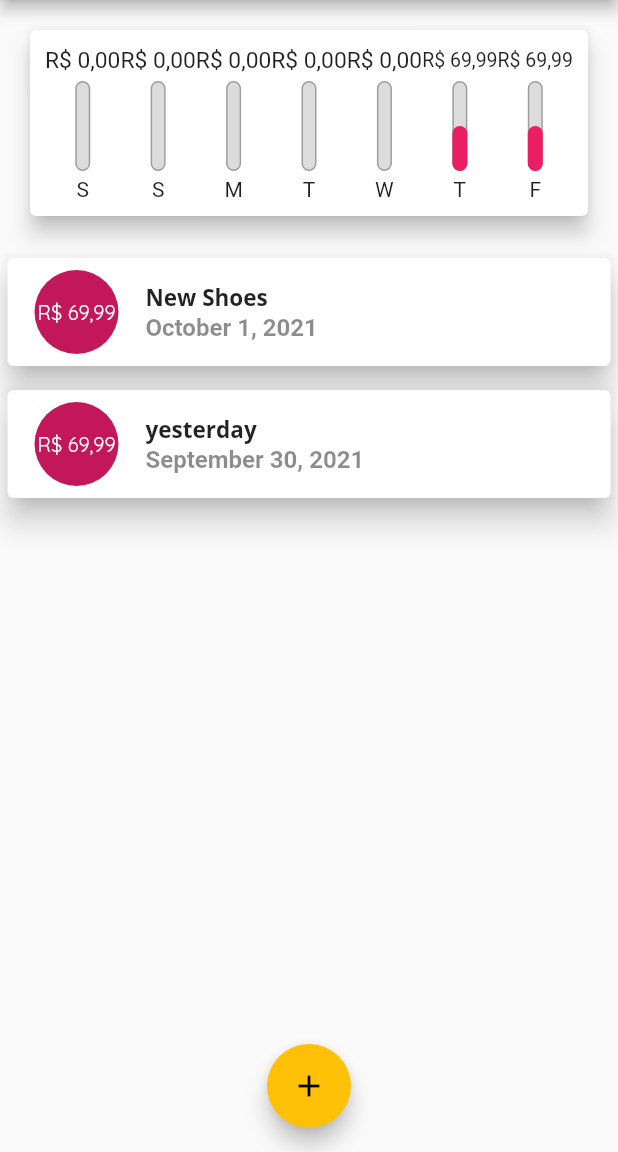
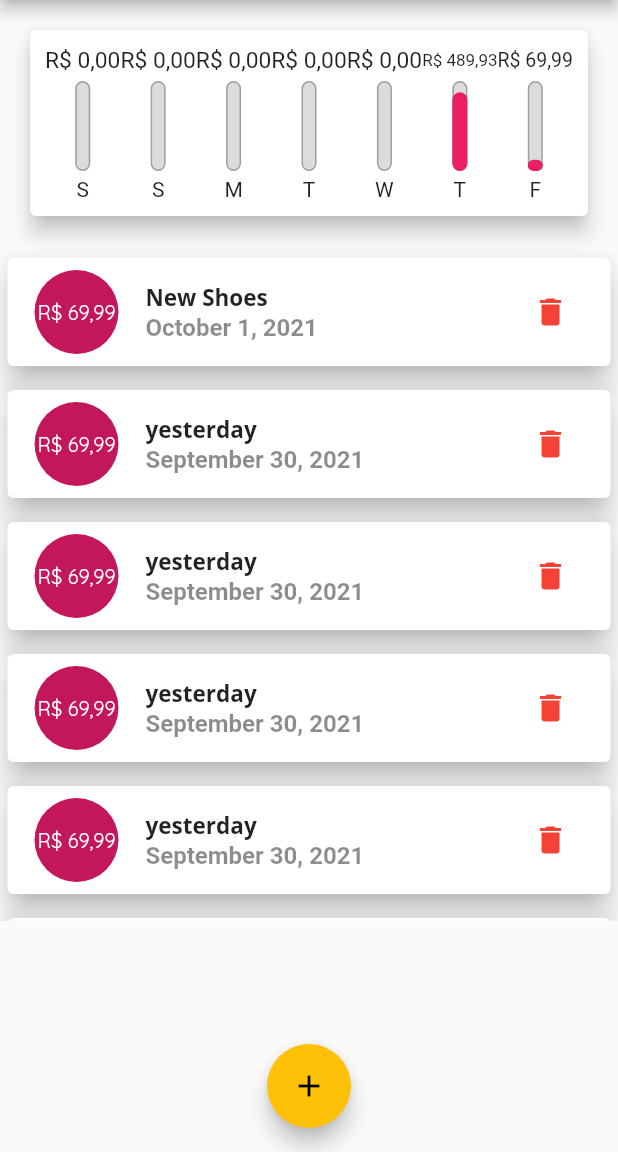
Before and after one commit to EricOgata/flutter-budget-control, a Flutter app: the screen it shows after launch, on a phone screen of 412 x 824 dp, the part 84-1236 px from its top. Run offline on Flutter 3.47's test engine with Material 2 defaults, Android fonts, the phone set to English and light mode, and no system bars.

Commit message:
[ REFAC ] Visual Polishing

```diff
--- a/lib/main.dart
+++ b/lib/main.dart
@@ -17,6 +17,7 @@ class MyApp extends StatelessWidget {
           primarySwatch: Colors.pink,
           accentColor: Colors.amber,
           fontFamily: 'Quicksand',
+          errorColor: Colors.red,
           textTheme: ThemeData.light().textTheme.copyWith(
                 headline6: TextStyle(
                   fontFamily: 'OpenSans',
@@ -55,16 +56,54 @@ class _MyHomePageState extends State<MyHomePage> {
       date: DateTime.now(),
     ),
     Transaction(
-      id: 't1',
+      id: 't2',
       title: 'yesterday',
       amount: 69.99,
       date: DateTime.now().subtract(Duration(days: 1)),
-    )
+    ),
+    Transaction(
+      id: 't3',
+      title: 'yesterday',
+      amount: 69.99,
+      date: DateTime.now().subtract(Duration(days: 1)),
+    ),
+    Transaction(
+      id: 't3',
+      title: 'yesterday',
+      amount: 69.99,
+      date: DateTime.now().subtract(Duration(days: 1)),
+    ),
+    Transaction(
+      id: 't3',
+      title: 'yesterday',
+      amount: 69.99,
+      date: DateTime.now().subtract(Duration(days: 1)),
+    ),
+    Transaction(
+      id: 't3',
+      title: 'yesterday',
+      amount: 69.99,
+      date: DateTime.now().subtract(Duration(days: 1)),
+    ),
+    Transaction(
+      id: 't3',
+      title: 'yesterday',
+      amount: 69.99,
+      date: DateTime.now().subtract(Duration(days: 1)),
+    ),
+    Transaction(
+      id: 't3',
+      title: 'yesterday',
+      amount: 69.99,
+      date: DateTime.now().subtract(Duration(days: 1)),
+    ),
   ];
 
   List<Transaction> get _recentTransactions {
     return _userTransactions.where((element) {
-      return element.date.isAfter(DateTime.now().subtract(Duration(days: 7),));
+      return element.date.isAfter(DateTime.now().subtract(
+        Duration(days: 7),
+      ));
     }).toList();
   }
 
@@ -80,7 +119,7 @@ class _MyHomePageState extends State<MyHomePage> {
     });
   }
 
-  void startAddNewTransaction(BuildContext ctx) {
+  void _startAddNewTransaction(BuildContext ctx) {
     showModalBottomSheet(
       context: ctx,
       builder: (builderCtx) {
@@ -93,6 +132,12 @@ class _MyHomePageState extends State<MyHomePage> {
     );
   }
 
+  void _deleteTransaction(String id) {
+    setState(() {
+      _userTransactions.removeWhere((element) => element.id == id);
+    });
+  }
+
   @override
   Widget build(BuildContext context) {
     return Scaffold(
@@ -101,14 +146,14 @@ class _MyHomePageState extends State<MyHomePage> {
         actions: [
           IconButton(
             icon: Icon(Icons.add),
-            onPressed: () => startAddNewTransaction(context),
+            onPressed: () => _startAddNewTransaction(context),
           )
         ],
       ),
       floatingActionButtonLocation: FloatingActionButtonLocation.centerFloat,
       floatingActionButton: FloatingActionButton(
         child: Icon(Icons.add),
-        onPressed: () => startAddNewTransaction(context),
+        onPressed: () => _startAddNewTransaction(context),
       ),
       body: SingleChildScrollView(
         child: Column(
@@ -118,7 +163,10 @@ class _MyHomePageState extends State<MyHomePage> {
             Column(
               children: [
                 // NewTransaction(_addNewTransaction),
-                TransactionList(transactions: _userTransactions),
+                TransactionList(
+                  transactions: _userTransactions,
+                  deleteTransactionFunc: _deleteTransaction,
+                ),
               ],
             ),
           ],
--- a/lib/widgets/transaction_list.dart
+++ b/lib/widgets/transaction_list.dart
@@ -3,15 +3,17 @@ import '../models/transaction.dart';
 
 class TransactionList extends StatelessWidget {
   final List<Transaction> transactions;
+  final Function deleteTransactionFunc;
 
   TransactionList({
     required this.transactions,
+    required this.deleteTransactionFunc,
   });
 
   @override
   Widget build(BuildContext context) {
     return Container(
-      height: 300,
+      height: 450,
       child: transactions.isEmpty
           ? Column(
               children: [
@@ -62,6 +64,11 @@ class TransactionList extends StatelessWidget {
                         fontWeight: FontWeight.bold,
                       ),
                     ),
+                    trailing: IconButton(
+                      icon: Icon(Icons.delete),
+                      color: Theme.of(context).errorColor,
+                      onPressed: () => deleteTransactionFunc(transactions[index].id),
+                    ),
                   ),
                 );
               },
```
